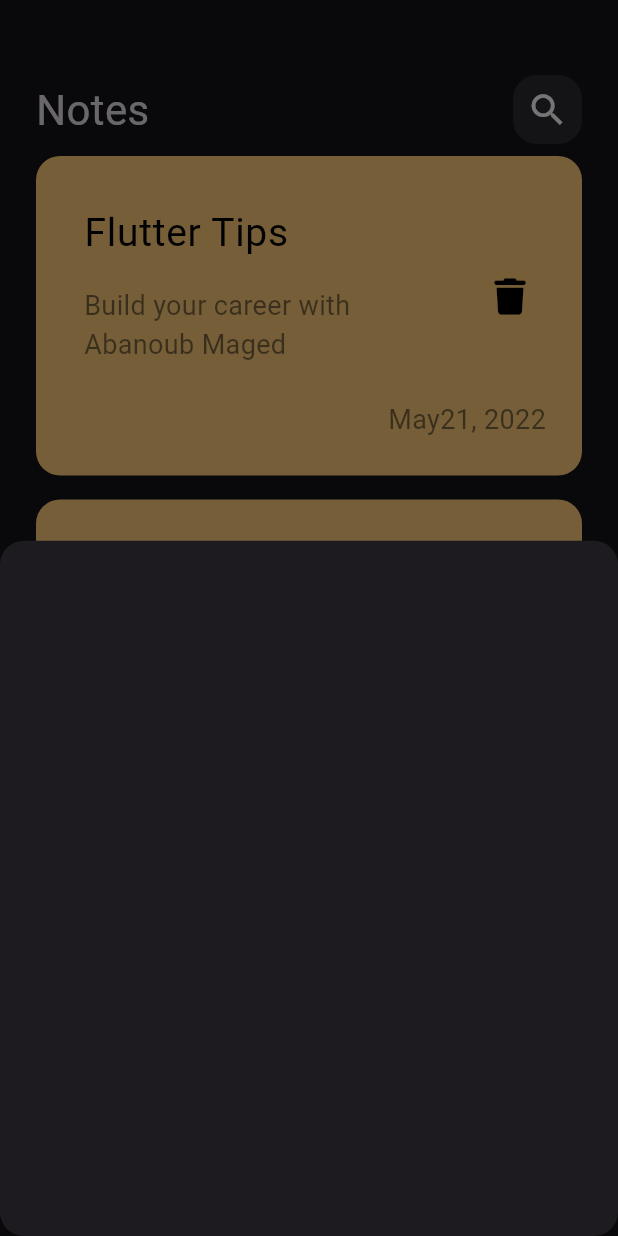
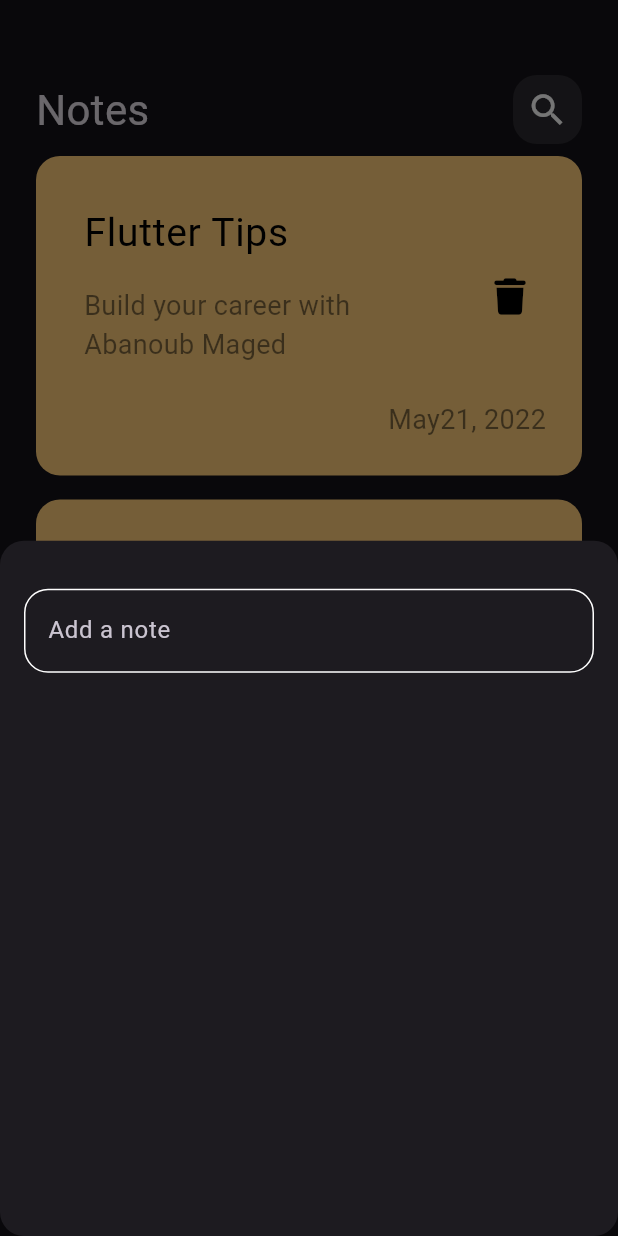
Before and after one commit to AbanoubMagedShawky/notes_app, a Flutter app: the screen it shows after launch, after a tap on the "add" icon, on a phone screen of 412 x 824 dp. Run offline on Flutter 3.47's test engine with Material 3 defaults, Android fonts, the phone set to English and light mode, and no system bars; our stand-ins replace font_awesome_flutter.

Commit message:
create custom text field

```diff
--- a/lib/views/notes_view.dart
+++ b/lib/views/notes_view.dart
@@ -1,5 +1,6 @@
 import 'package:flutter/material.dart';
 import 'package:notes_app/widgets/add_note_botton_sheet.dart';
+import 'package:notes_app/widgets/constants.dart';
 import 'package:notes_app/widgets/notes_view_body.dart';
 
 class NotesView extends StatelessWidget {
@@ -9,6 +10,7 @@ class NotesView extends StatelessWidget {
   Widget build(BuildContext context) {
     return Scaffold(
       floatingActionButton: FloatingActionButton(
+        backgroundColor: kPrimaryColor,
         onPressed: () {
           showModalBottomSheet(
               shape: RoundedRectangleBorder(
@@ -20,6 +22,7 @@ class NotesView extends StatelessWidget {
         },
         child: const Icon(
           Icons.add,
+          color: Colors.black,
         ),
       ),
       body: const NotesViewBody(),
--- a/lib/widgets/add_note_botton_sheet.dart
+++ b/lib/widgets/add_note_botton_sheet.dart
@@ -1,10 +1,21 @@
 import 'package:flutter/material.dart';
+import 'package:notes_app/widgets/custom_text_field..dart';
 
 class AddNoteBottonSheet extends StatelessWidget {
   const AddNoteBottonSheet({super.key});
 
   @override
   Widget build(BuildContext context) {
-    return Container();
+    return Padding(
+      padding: const EdgeInsets.symmetric(horizontal: 16),
+      child: Column(
+        children: [
+          SizedBox(
+            height: 32,
+          ),
+          CustomTextField(),
+        ],
+      ),
+    );
   }
 }
--- /dev/null
+++ b/lib/widgets/constants.dart
@@ -0,0 +1,3 @@
+import 'package:flutter/animation.dart';
+
+const kPrimaryColor = Color(0xFF53ebd6);
--- /dev/null
+++ b/lib/widgets/custom_text_field..dart
@@ -0,0 +1,26 @@
+import 'package:flutter/material.dart';
+import 'package:notes_app/widgets/constants.dart';
+
+class CustomTextField extends StatelessWidget {
+  const CustomTextField({super.key});
+
+  @override
+  Widget build(BuildContext context) {
+    return TextField(
+      cursorColor: kPrimaryColor,
+      decoration: InputDecoration(
+        hintText: 'Add a note',
+        border: buildBorder(),
+        enabledBorder: buildBorder(),
+        focusedBorder: buildBorder(kPrimaryColor),
+      ),
+    );
+  }
+
+  OutlineInputBorder buildBorder([color]) {
+    return OutlineInputBorder(
+      borderRadius: BorderRadius.circular(16),
+      borderSide: BorderSide(color: color ?? Colors.white),
+    );
+  }
+}
```
